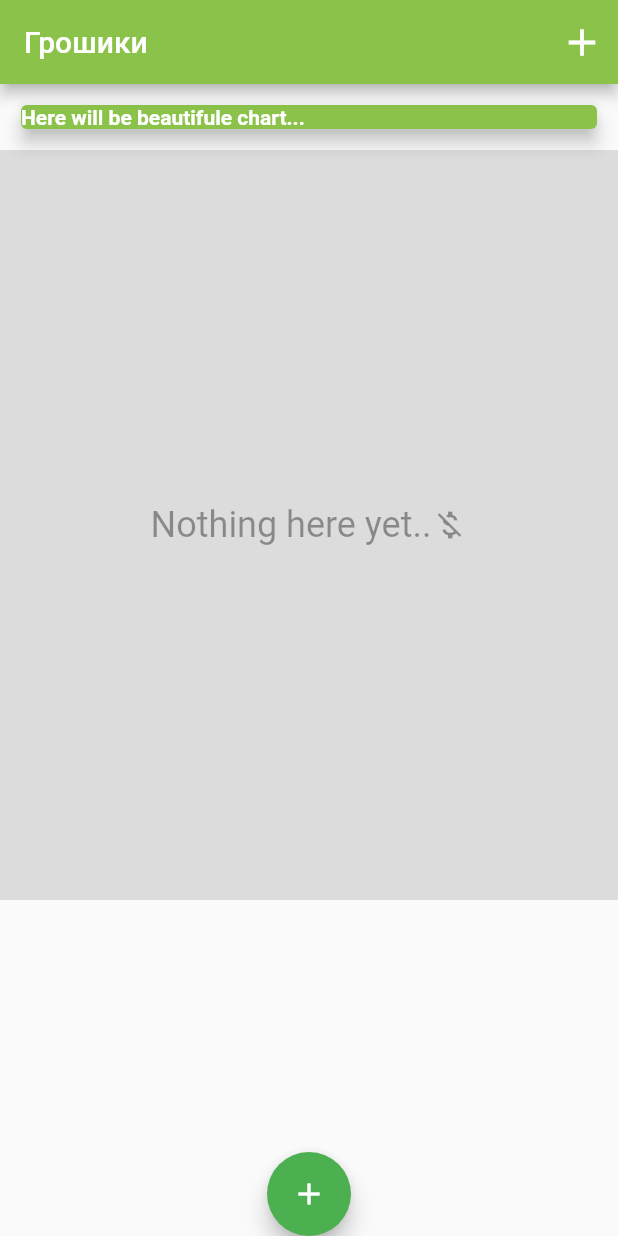
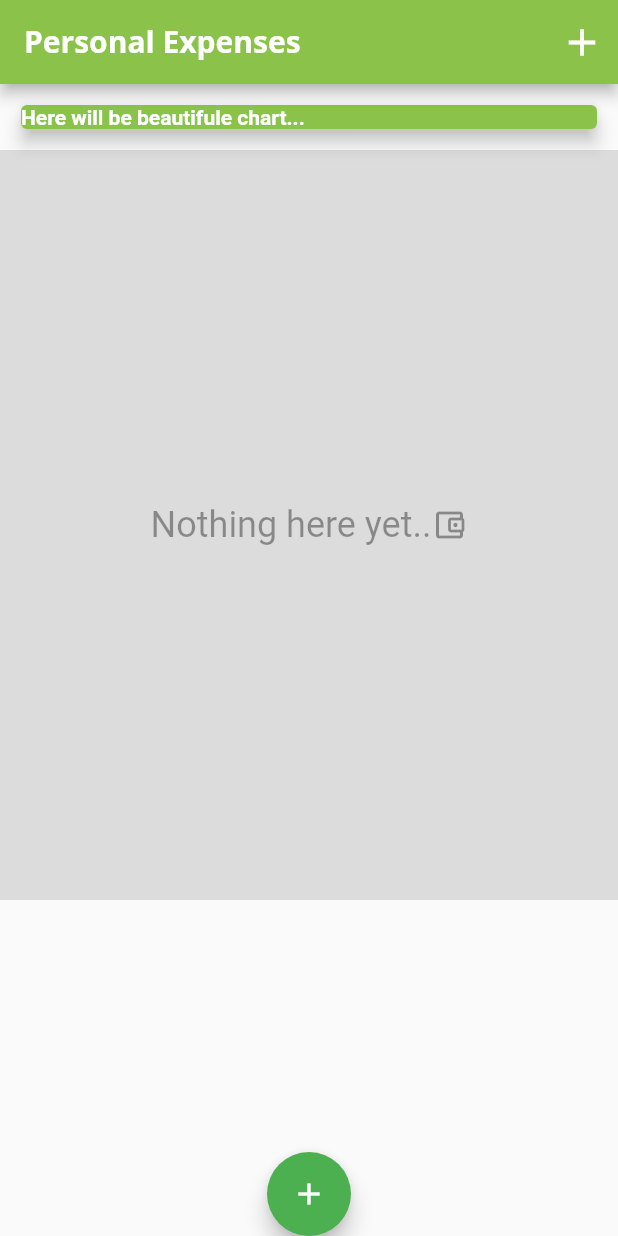
Before and after one commit to YehorBubyrDev/personal_expenses_app, a Flutter app: the screen it shows after launch, on a phone screen of 412 x 824 dp. Run offline on Flutter 3.47's test engine with Material 2 defaults, Android fonts, the phone set to English and light mode, and no system bars; Roboto replaces fonts that are missing (Quicks).

Commit message:
add costume fonts

```diff
--- a/lib/main.dart
+++ b/lib/main.dart
@@ -11,9 +11,17 @@ class MyApp extends StatelessWidget {
 
   @override
   Widget build(BuildContext context) {
-    return const MaterialApp(
-      title: 'Flutter App',
-      home: MyHomePage(),
+    return MaterialApp(
+      title: 'Peronal Expenses',
+      theme: ThemeData(
+          primarySwatch: Colors.red,
+          fontFamily: 'Quicks',
+          appBarTheme: const AppBarTheme(
+              titleTextStyle: TextStyle(
+                  fontFamily: 'OpenSans',
+                  fontSize: 20,
+                  fontWeight: FontWeight.bold))),
+      home: const MyHomePage(),
     );
   }
 }
@@ -56,7 +64,7 @@ class _MyHomePageState extends State<MyHomePage> {
   Widget build(BuildContext context) {
     return Scaffold(
       appBar: AppBar(
-        title: const Text('Грошики'),
+        title: const Text('Personal Expenses'),
         backgroundColor: Colors.lightGreen,
         actions: <Widget>[
           IconButton(
--- a/lib/widgets/empty_list.dart
+++ b/lib/widgets/empty_list.dart
@@ -23,7 +23,7 @@ class Empty extends StatelessWidget {
                 ),
               ),
               Icon(
-                Icons.money_off,
+                Icons.account_balance_wallet_outlined,
                 color: Colors.black38,
               ),
             ],
```
Also changed, not shown: pubspec.yaml (+13 -6 lines), assets/fonts/OpenSans-Bold.ttf (added), assets/fonts/OpenSans-Regular.ttf (added), assets/fonts/Quicksand-Bold.ttf (added), assets/fonts/Quicksand-Light.ttf (added), assets/fonts/Quicksand-Medium.ttf (added), assets/fonts/Quicksand-Regular.ttf (added).
